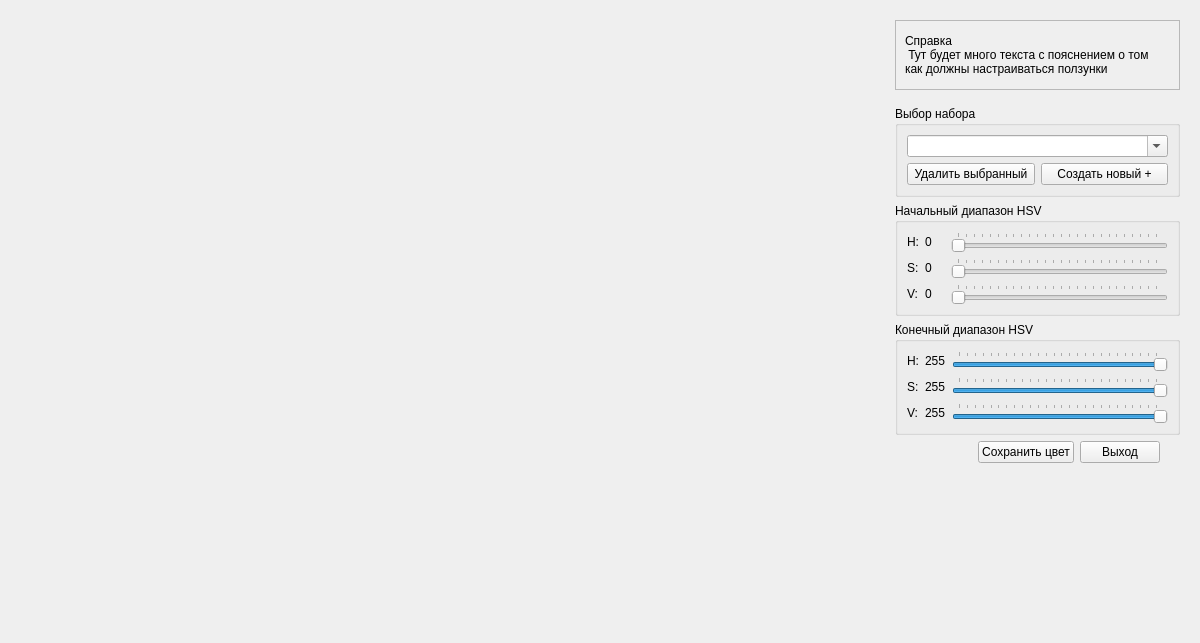
Before: the Qt Designer form data/ui/color_range_settings_window.ui in gg-master/VISDOM_project, drawn with Qt 5.
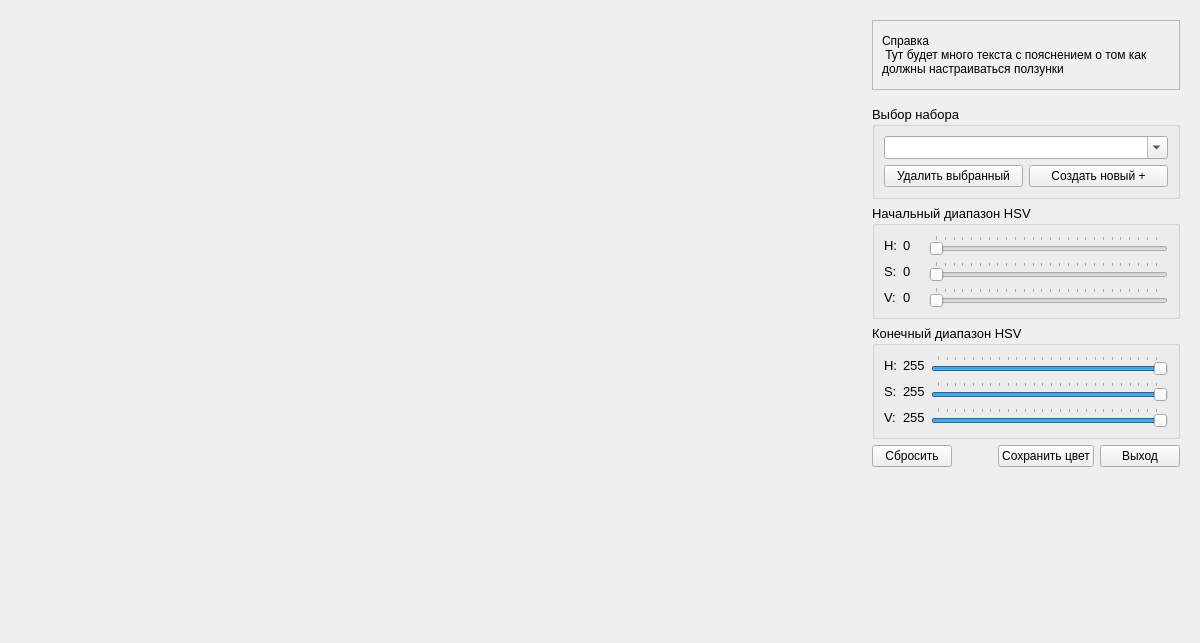
After: the same form once the commit is applied. Custom widgets are drawn as their Qt base class.

Commit message: Подправил баги в окне настроек цветового диапазона. Добавил несколько новых всплывающих подтверждений/уведомлений, а также кнопку сброса значений в начальные. В главном окне добавил изменение координат двух точек при их перемещении.

```diff
--- a/data/ui/color_range_settings_window.ui
+++ b/data/ui/color_range_settings_window.ui
@@ -78,7 +78,7 @@
             <rect>
              <x>0</x>
              <y>0</y>
-             <width>278</width>
+             <width>305</width>
              <height>70</height>
             </rect>
            </property>
@@ -128,19 +128,22 @@
             <verstretch>0</verstretch>
            </sizepolicy>
           </property>
+          <property name="font">
+           <font>
+            <pointsize>10</pointsize>
+           </font>
+          </property>
           <property name="title">
            <string>Выбор набора</string>
           </property>
           <layout class="QGridLayout" name="gridLayout_3">
-           <item row="1" column="0">
-            <widget class="QPushButton" name="delete_color_btn">
-             <property name="text">
-              <string>Удалить выбранный</string>
-             </property>
-            </widget>
-           </item>
            <item row="1" column="1">
             <widget class="QPushButton" name="add_new_color_btn">
+             <property name="font">
+              <font>
+               <pointsize>9</pointsize>
+              </font>
+             </property>
              <property name="text">
               <string>Создать новый +</string>
              </property>
@@ -159,6 +162,18 @@
              </property>
             </widget>
            </item>
+           <item row="1" column="0">
+            <widget class="QPushButton" name="delete_color_btn">
+             <property name="font">
+              <font>
+               <pointsize>9</pointsize>
+              </font>
+             </property>
+             <property name="text">
+              <string>Удалить выбранный</string>
+             </property>
+            </widget>
+           </item>
           </layout>
          </widget>
         </item>
@@ -170,6 +185,11 @@
             <height>0</height>
            </size>
           </property>
+          <property name="font">
+           <font>
+            <pointsize>10</pointsize>
+           </font>
+          </property>
           <property name="title">
            <string>Начальный диапазон HSV</string>
           </property>
@@ -338,6 +358,11 @@
         </item>
         <item>
          <widget class="QGroupBox" name="groupBox_2">
+          <property name="font">
+           <font>
+            <pointsize>10</pointsize>
+           </font>
+          </property>
           <property name="title">
            <string>Конечный диапазон HSV</string>
           </property>
@@ -516,11 +541,23 @@
         <item>
          <layout class="QHBoxLayout" name="horizontalLayout">
           <property name="rightMargin">
-           <number>20</number>
+           <number>0</number>
           </property>
           <property name="bottomMargin">
            <number>20</number>
           </property>
+          <item>
+           <widget class="QPushButton" name="reset_btn">
+            <property name="font">
+             <font>
+              <pointsize>9</pointsize>
+             </font>
+            </property>
+            <property name="text">
+             <string>Сбросить</string>
+            </property>
+           </widget>
+          </item>
           <item>
            <spacer name="horizontalSpacer">
             <property name="orientation">
@@ -542,6 +579,11 @@
               <verstretch>0</verstretch>
              </sizepolicy>
             </property>
+            <property name="font">
+             <font>
+              <pointsize>9</pointsize>
+             </font>
+            </property>
             <property name="text">
              <string>Сохранить цвет</string>
             </property>
@@ -549,6 +591,11 @@
           </item>
           <item>
            <widget class="QPushButton" name="cancel_btn">
+            <property name="font">
+             <font>
+              <pointsize>9</pointsize>
+             </font>
+            </property>
             <property name="text">
              <string>Выход</string>
             </property>
```
The commit also changes 6 other files.
